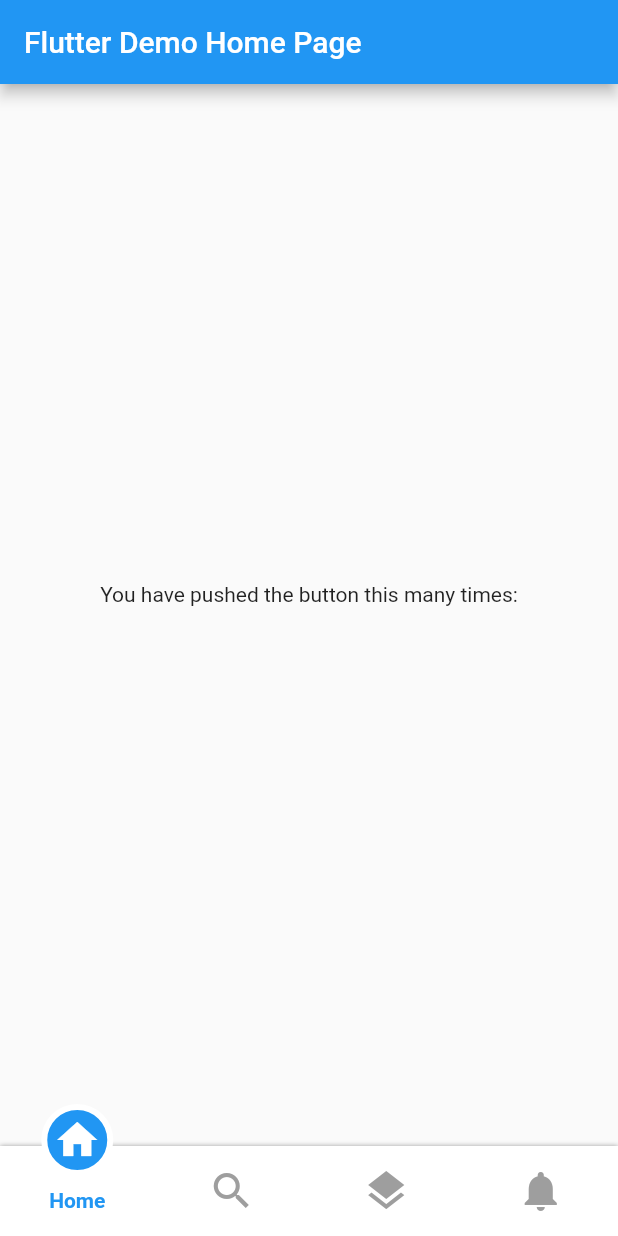
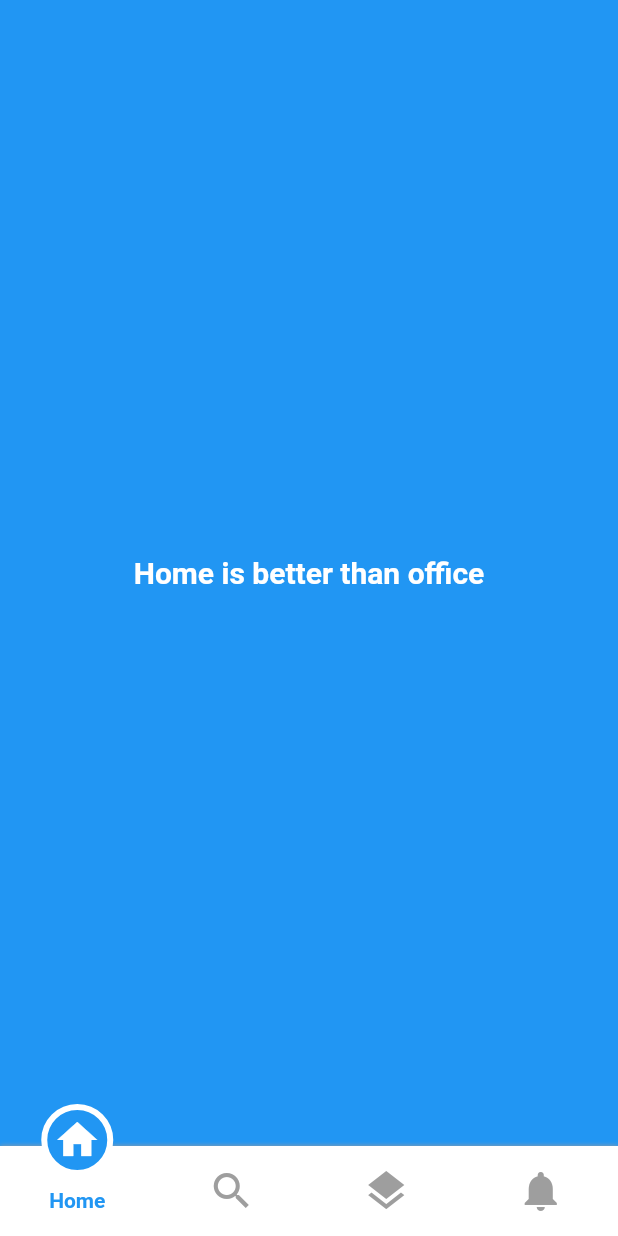
Before and after one commit to benyaminbeyzaie/circular_bottom_navigation, a Flutter app: the screen it shows after launch, on a phone screen of 412 x 824 dp. Run offline on Flutter 3.47's test engine with Material 2 defaults, Android fonts, the phone set to English and light mode, and no system bars.

Commit message:
implemented main example changing background color depend on selected tab

```diff
--- a/example/lib/main.dart
+++ b/example/lib/main.dart
@@ -26,29 +26,69 @@
 }
 
 class _MyHomePageState extends State<MyHomePage> {
+  int selectedPos = 0;
+
+  double bottomNavBarHeight = 60;
+
+  List<TabItem> tabItems = List.of([
+    new TabItem(Icons.home, "Home", Colors.blue),
+    new TabItem(Icons.search, "Search", Colors.orange),
+    new TabItem(Icons.layers, "Reports", Colors.red),
+    new TabItem(Icons.notifications, "Notifications", Colors.cyan),
+  ]);
 
   @override
   Widget build(BuildContext context) {
     return Scaffold(
-      appBar: AppBar(
-        title: Text(widget.title),
+      body: Stack(
+        children: <Widget>[
+          Padding(child: bodyContainer(), padding: EdgeInsets.only(bottom: bottomNavBarHeight),),
+          Align(alignment: Alignment.bottomCenter, child: bottomNav())
+        ],
       ),
-      bottomNavigationBar: CircularBottomNavigation(List.of([
-        new TabItem(Icons.home, "Home", Colors.blue),
-        new TabItem(Icons.search, "Search", Colors.orange),
-        new TabItem(Icons.layers, "Reports", Colors.red),
-        new TabItem(Icons.notifications, "Notifications", Colors.cyan),
-      ])),
-      body: Center(
-        child: Column(
-          mainAxisAlignment: MainAxisAlignment.center,
-          children: <Widget>[
-            Text(
-              'You have pushed the button this many times:',
-            ),
-          ],
+    );
+  }
+
+  Widget bodyContainer() {
+    Color selectedColor = tabItems[selectedPos].color;
+    String slogan;
+    switch (selectedPos) {
+      case 0:
+        slogan = "Home is better than office";
+        break;
+      case 1:
+        slogan = "Search to find yourself";
+        break;
+      case 2:
+        slogan = "Skip all Reports";
+        break;
+      case 3:
+        slogan = "Notifications will disturbing you";
+        break;
+    }
+
+    return Container(
+      width: double.infinity,
+      height: double.infinity,
+      color: selectedColor,
+      child: Center(
+        child: Text(
+          slogan,
+          style: TextStyle(color: Colors.white, fontWeight: FontWeight.bold, fontSize: 20),
         ),
       ),
     );
   }
+
+  Widget bottomNav() {
+    return CircularBottomNavigation(
+      tabItems,
+      barHeight: bottomNavBarHeight,
+      selectedCallback: (int selectedPos) {
+        setState(() {
+          this.selectedPos = selectedPos;
+        });
+      },
+    );
+  }
 }
--- a/lib/circular_bottom_navigation.dart
+++ b/lib/circular_bottom_navigation.dart
@@ -4,6 +4,8 @@
 
 import 'package:circular_bottom_navigation/tab_item.dart';
 import 'package:flutter/material.dart';
+
+typedef CircularBottomNavSelectedCallback =Function(int selectedPos);
 
 class CircularBottomNavigation extends StatefulWidget {
   final List<TabItem> tabItems;
@@ -14,6 +16,7 @@
   final double iconsSize;
   final Color selectedIconColor;
   final Color normalIconColor;
+  final CircularBottomNavSelectedCallback selectedCallback;
 
   CircularBottomNavigation(this.tabItems,
       {this.selectedPos = 0,
@@ -22,7 +25,8 @@
         this.circleStrokeWidth = 4,
         this.iconsSize = 32,
         this.selectedIconColor = Colors.white,
-      this.normalIconColor = Colors.grey})
+        this.normalIconColor = Colors.grey,
+        this.selectedCallback})
       : assert(tabItems != null && tabItems.length != 0, "tabItems is required");
 
   @override
@@ -84,7 +88,10 @@
 
   @override
   Widget build(BuildContext context) {
-    double fullWidth = MediaQuery.of(context).size.width;
+    double fullWidth = MediaQuery
+        .of(context)
+        .size
+        .width;
     double fullHeight = widget.barHeight + (widget.circleSize / 2) + widget.circleStrokeWidth;
     double sectionsWidth = fullWidth / widget.tabItems.length;
 
@@ -196,6 +203,10 @@
               selectedPosAnimation = makeSelectedPosAnimation(
                   previousSelectedPos.toDouble(), selectedPos.toDouble());
               selectedPosAnimation.addListener(onSelectedPosAnimate);
+
+              if (widget.selectedCallback != null) {
+                widget.selectedCallback(selectedPos);
+              }
             },
           ),
           rect: r,
```
Lines whose indentation alone changed are shown as unchanged.
